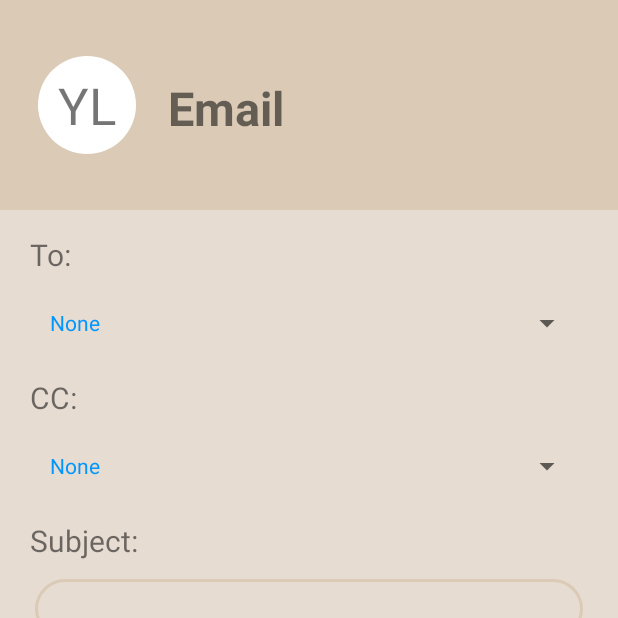
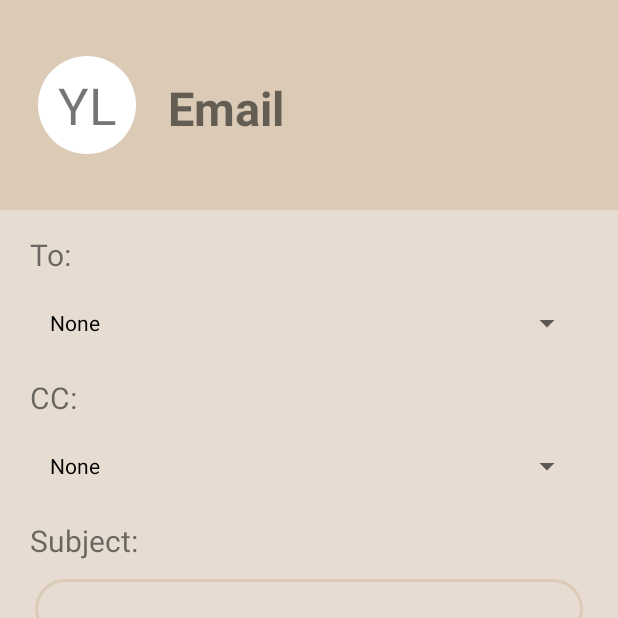
Before and after one commit to JonRhea/SecureCMail, an Android app: the MessageActivity screen opened directly, with no data from a screen before it, on a phone screen of 412 x 824 dp, the top half of it. Run offline under Robolectric (Android 15) with nearby library versions, the phone set to English and light mode, and no system bars; libraries missing offline, so code that uses them is left out: jakarta.mail; Roboto replaces fonts that are not available here.

Commit message:
- Move RNG value into for loop so that a new random number is generated for each share. -- Note that this does not affect the construction of the secrets - Finally changed the spinner color text in MessageActivity back to black

```diff
--- a/app/src/main/java/com/example/securecmail/SecretHelper.java
+++ b/app/src/main/java/com/example/securecmail/SecretHelper.java
@@ -14,7 +14,6 @@ public class SecretHelper {
 
         Random rng = new Random();
 
-        int randomNumber = rng.nextInt(127);
         String nonce = generateNonce();
         //SecureCMail is used to identify if this email was split or not
         //1 or 2 denotes which set of shares a set has, which is important for reconstructing the secret
@@ -27,6 +26,7 @@ public class SecretHelper {
 
         for(int i = 0; i < dividedMessage.length; i++){
 
+            int randomNumber = rng.nextInt(127);
             char letter = dividedMessage[i];
             int asciiLetter = (int) letter;
 
--- a/app/src/main/res/layout/spinner.xml
+++ b/app/src/main/res/layout/spinner.xml
@@ -5,5 +5,5 @@
     android:background="#e6dcd1"
     android:padding="10dp"
     android:spinnerMode="dialog"
-    android:textColor="#0096FF"
+    android:textColor="#000000"
     android:textSize="14sp" />
```
